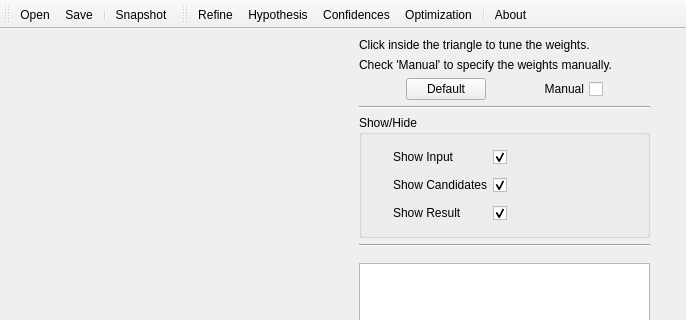
This is code/PolyFit/main_window.ui in LiangliangNan/PolyFit as Qt 5 draws it before an edit; both pictures show x 0 to 686 and y 0 to 320 of the 1000 by 700 pixel window. The edited form follows.
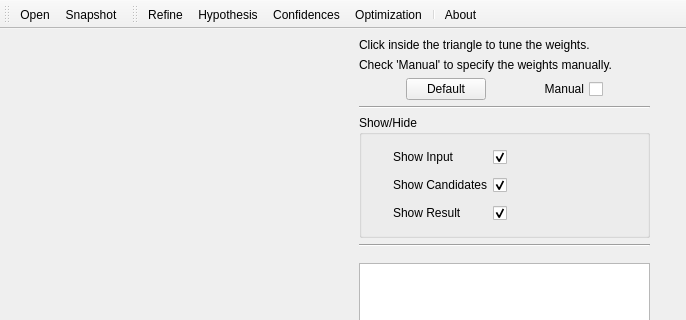
This is the edited form. Icons and pictures are not drawn.

Commit message: allow to save candidate faces into an obj file

```diff
--- a/code/PolyFit/main_window.ui
+++ b/code/PolyFit/main_window.ui
@@ -487,8 +487,6 @@
     <bool>false</bool>
    </attribute>
    <addaction name="actionOpen"/>
-   <addaction name="actionSave"/>
-   <addaction name="separator"/>
    <addaction name="actionSnapshot"/>
   </widget>
   <widget class="QToolBar" name="toolBar">
@@ -601,18 +599,6 @@
     <string>Compute Point/Face Confidences</string>
    </property>
   </action>
-  <action name="actionSave">
-   <property name="icon">
-    <iconset resource="Resources/PolyFit.qrc">
-     <normaloff>:/Resources/filesave.png</normaloff>:/Resources/filesave.png</iconset>
-   </property>
-   <property name="text">
-    <string>Save</string>
-   </property>
-   <property name="iconText">
-    <string>Save</string>
-   </property>
-  </action>
  </widget>
  <layoutdefault spacing="6" margin="11"/>
  <tabstops>
```
The commit also changes 2 other files.
